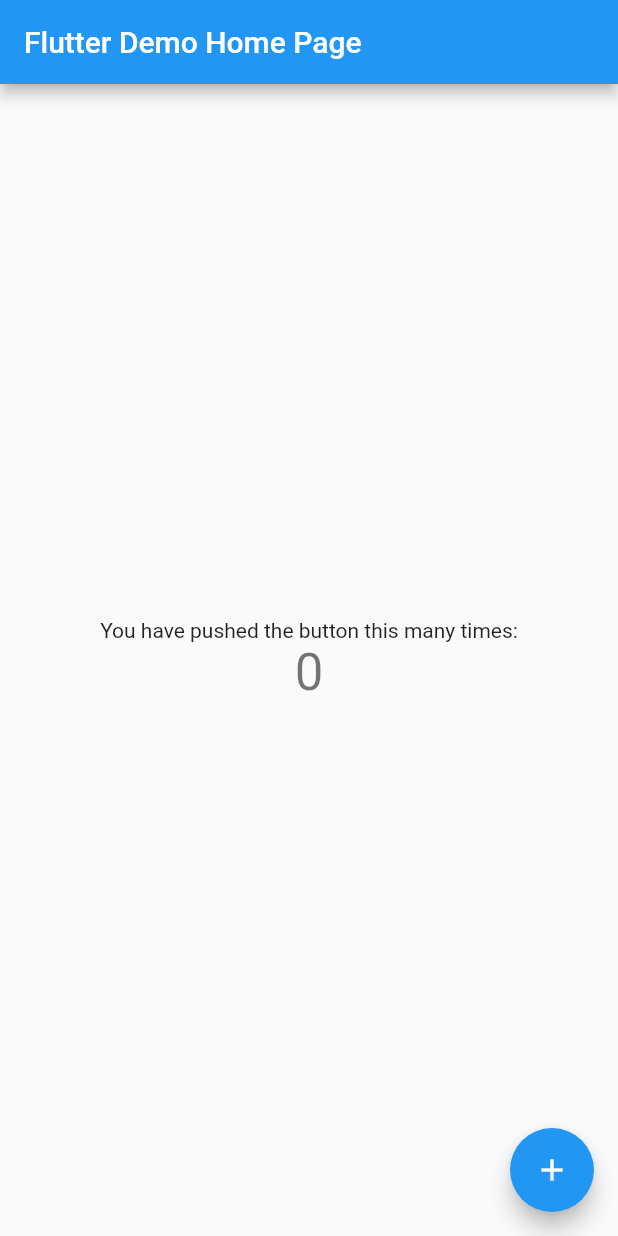
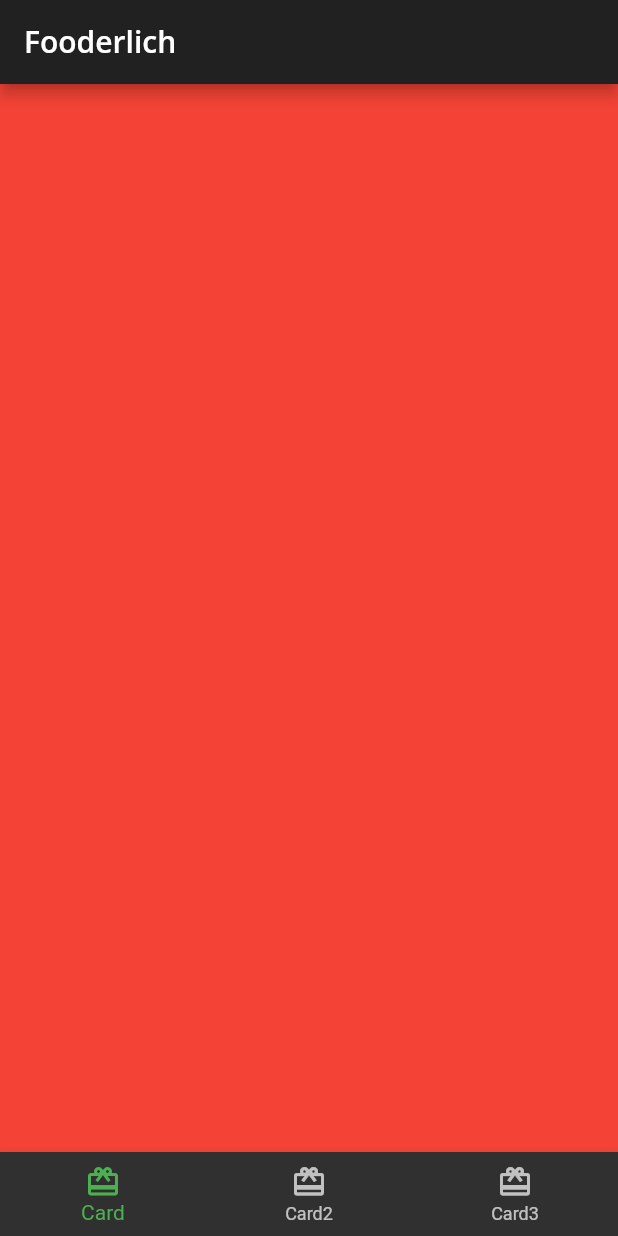
Before and after one commit to prabesh-tandukar/learning_flutter, a Flutter app: the screen it shows after launch, on a phone screen of 412 x 824 dp. Run offline on Flutter 3.47's test engine with Material 2 defaults, Android fonts, the phone set to English and light mode, and no system bars; our stand-ins replace google_fonts.

```diff
--- /dev/null
+++ b/lib/fooderlich_theme.dart
@@ -0,0 +1,107 @@
+import 'package:flutter/material.dart';
+import 'package:google_fonts/google_fonts.dart';
+
+class FooderlichTheme {
+  // 1
+  static TextTheme lightTextTheme = TextTheme(
+    bodyText1: GoogleFonts.openSans(
+      fontSize: 14.0,
+      fontWeight: FontWeight.w700,
+      color: Colors.black,
+    ),
+    headline1: GoogleFonts.openSans(
+      fontSize: 32.0,
+      fontWeight: FontWeight.bold,
+      color: Colors.black,
+    ),
+    headline2: GoogleFonts.openSans(
+      fontSize: 21.0,
+      fontWeight: FontWeight.w700,
+      color: Colors.black,
+    ),
+    headline3: GoogleFonts.openSans(
+      fontSize: 16.0,
+      fontWeight: FontWeight.w600,
+      color: Colors.black,
+    ),
+    headline6: GoogleFonts.openSans(
+      fontSize: 20.0,
+      fontWeight: FontWeight.w600,
+      color: Colors.black,
+    ),
+  );
+
+  // 2
+  static TextTheme darkTextTheme = TextTheme(
+    bodyText1: GoogleFonts.openSans(
+      fontSize: 14.0,
+      fontWeight: FontWeight.w700,
+      color: Colors.white,
+    ),
+    headline1: GoogleFonts.openSans(
+      fontSize: 32.0,
+      fontWeight: FontWeight.bold,
+      color: Colors.white,
+    ),
+    headline2: GoogleFonts.openSans(
+      fontSize: 21.0,
+      fontWeight: FontWeight.w700,
+      color: Colors.white,
+    ),
+    headline3: GoogleFonts.openSans(
+      fontSize: 16.0,
+      fontWeight: FontWeight.w600,
+      color: Colors.white,
+    ),
+    headline6: GoogleFonts.openSans(
+      fontSize: 20.0,
+      fontWeight: FontWeight.w600,
+      color: Colors.white,
+    ),
+  );
+
+  // 3
+  static ThemeData light() {
+    return ThemeData(
+      brightness: Brightness.light,
+      checkboxTheme: CheckboxThemeData(
+        fillColor: MaterialStateColor.resolveWith(
+          (states) {
+            return Colors.black;
+          },
+        ),
+      ),
+      appBarTheme: const AppBarTheme(
+        foregroundColor: Colors.black,
+        backgroundColor: Colors.white,
+      ),
+      floatingActionButtonTheme: const FloatingActionButtonThemeData(
+        foregroundColor: Colors.white,
+        backgroundColor: Colors.black,
+      ),
+      bottomNavigationBarTheme: const BottomNavigationBarThemeData(
+        selectedItemColor: Colors.green,
+      ),
+      textTheme: lightTextTheme,
+    );
+  }
+
+  // 4
+  static ThemeData dark() {
+    return ThemeData(
+      brightness: Brightness.dark,
+      appBarTheme: AppBarTheme(
+        foregroundColor: Colors.white,
+        backgroundColor: Colors.grey[900],
+      ),
+      floatingActionButtonTheme: const FloatingActionButtonThemeData(
+        foregroundColor: Colors.white,
+        backgroundColor: Colors.green,
+      ),
+      bottomNavigationBarTheme: const BottomNavigationBarThemeData(
+        selectedItemColor: Colors.green,
+      ),
+      textTheme: darkTextTheme,
+    );
+  }
+}
--- /dev/null
+++ b/lib/home.dart
@@ -0,0 +1,66 @@
+import 'package:flutter/material.dart';
+
+//1
+class Home extends StatefulWidget {
+  const Home({super.key});
+  @override
+  HomeState createState() => HomeState();
+}
+
+class HomeState extends State<Home> {
+  //7
+  int _selectedIndex = 0;
+  //8
+  static List<Widget> pages = <Widget>[
+    //TODO: Replace with Card1
+    Container(color: Colors.red),
+    //TODO: Replace with Card2
+    Container(color: Colors.green),
+    //TODO: Replace with Card3
+    Container(color: Colors.blue),
+  ];
+  //9
+  void _onItemTapped(int index) {
+    setState(() {
+      _selectedIndex = index;
+    });
+  }
+
+  @override
+  Widget build(BuildContext context) {
+    return Scaffold(
+      appBar: AppBar(
+        title: Text(
+          'Fooderlich',
+          //2
+          style: Theme.of(context).textTheme.headline6,
+        ),
+      ),
+      body: pages[_selectedIndex],
+      // body: Center(
+      //   child: Text(
+      //     "Let's get cooking",
+      //     style: Theme.of(context).textTheme.headline1,
+      //   ),
+      // ),
+      //4
+      bottomNavigationBar: BottomNavigationBar(
+        //5
+        selectedItemColor: Theme.of(context).textSelectionTheme.selectionColor,
+        //10
+        currentIndex: _selectedIndex,
+        //11
+        onTap: _onItemTapped,
+        //6
+        items: const [
+          BottomNavigationBarItem(
+              icon: Icon(Icons.card_giftcard), label: 'Card'),
+          BottomNavigationBarItem(
+              icon: Icon(Icons.card_giftcard), label: 'Card2'),
+          BottomNavigationBarItem(
+              icon: Icon(Icons.card_giftcard), label: 'Card3'),
+        ],
+      ),
+    );
+  }
+}
--- a/lib/main.dart
+++ b/lib/main.dart
@@ -1,115 +1,27 @@
 import 'package:flutter/material.dart';
+//1
+import 'fooderlich_theme.dart';
+import 'home.dart';
 
 void main() {
-  runApp(const MyApp());
+  //1
+  runApp(const Fooderlich());
 }
 
-class MyApp extends StatelessWidget {
-  const MyApp({super.key});
+class Fooderlich extends StatelessWidget {
+  //2
+  const Fooderlich({super.key});
 
   // This widget is the root of your application.
   @override
   Widget build(BuildContext context) {
+    //2
+    final theme = FooderlichTheme.dark();
     return MaterialApp(
-      title: 'Flutter Demo',
-      theme: ThemeData(
-        // This is the theme of your application.
-        //
-        // Try running your application with "flutter run". You'll see the
-        // application has a blue toolbar. Then, without quitting the app, try
-        // changing the primarySwatch below to Colors.green and then invoke
-        // "hot reload" (press "r" in the console where you ran "flutter run",
-        // or simply save your changes to "hot reload" in a Flutter IDE).
-        // Notice that the counter didn't reset back to zero; the application
-        // is not restarted.
-        primarySwatch: Colors.blue,
-      ),
-      home: const MyHomePage(title: 'Flutter Demo Home Page'),
+      //3
+      theme: theme,
+      title: 'Fooderlich',
+      home: const Home(),
     );
   }
 }
-
-class MyHomePage extends StatefulWidget {
-  const MyHomePage({super.key, required this.title});
-
-  // This widget is the home page of your application. It is stateful, meaning
-  // that it has a State object (defined below) that contains fields that affect
-  // how it looks.
-
-  // This class is the configuration for the state. It holds the values (in this
-  // case the title) provided by the parent (in this case the App widget) and
-  // used by the build method of the State. Fields in a Widget subclass are
-  // always marked "final".
-
-  final String title;
-
-  @override
-  State<MyHomePage> createState() => _MyHomePageState();
-}
-
-class _MyHomePageState extends State<MyHomePage> {
-  int _counter = 0;
-
-  void _incrementCounter() {
-    setState(() {
-      // This call to setState tells the Flutter framework that something has
-      // changed in this State, which causes it to rerun the build method below
-      // so that the display can reflect the updated values. If we changed
-      // _counter without calling setState(), then the build method would not be
-      // called again, and so nothing would appear to happen.
-      _counter++;
-    });
-  }
-
-  @override
-  Widget build(BuildContext context) {
-    // This method is rerun every time setState is called, for instance as done
-    // by the _incrementCounter method above.
-    //
-    // The Flutter framework has been optimized to make rerunning build methods
-    // fast, so that you can just rebuild anything that needs updating rather
-    // than having to individually change instances of widgets.
-    return Scaffold(
-      appBar: AppBar(
-        // Here we take the value from the MyHomePage object that was created by
-        // the App.build method, and use it to set our appbar title.
-        title: Text(widget.title),
-      ),
-      body: Center(
-        // Center is a layout widget. It takes a single child and positions it
-        // in the middle of the parent.
-        child: Column(
-          // Column is also a layout widget. It takes a list of children and
-          // arranges them vertically. By default, it sizes itself to fit its
-          // children horizontally, and tries to be as tall as its parent.
-          //
-          // Invoke "debug painting" (press "p" in the console, choose the
-          // "Toggle Debug Paint" action from the Flutter Inspector in Android
-          // Studio, or the "Toggle Debug Paint" command in Visual Studio Code)
-          // to see the wireframe for each widget.
-          //
-          // Column has various properties to control how it sizes itself and
-          // how it positions its children. Here we use mainAxisAlignment to
-          // center the children vertically; the main axis here is the vertical
-          // axis because Columns are vertical (the cross axis would be
-          // horizontal).
-          mainAxisAlignment: MainAxisAlignment.center,
-          children: <Widget>[
-            const Text(
-              'You have pushed the button this many times:',
-            ),
-            Text(
-              '$_counter',
-              style: Theme.of(context).textTheme.headlineMedium,
-            ),
-          ],
-        ),
-      ),
-      floatingActionButton: FloatingActionButton(
-        onPressed: _incrementCounter,
-        tooltip: 'Increment',
-        child: const Icon(Icons.add),
-      ), // This trailing comma makes auto-formatting nicer for build methods.
-    );
-  }
-}
--- a/pubspec.yaml
+++ b/pubspec.yaml
@@ -30,6 +30,7 @@ environment:
 dependencies:
   flutter:
     sdk: flutter
+  google_fonts: ^3.0.1
 
 
   # The following adds the Cupertino Icons font to your application.
```
Also changed, not shown: pubspec.lock, 1 other file.
